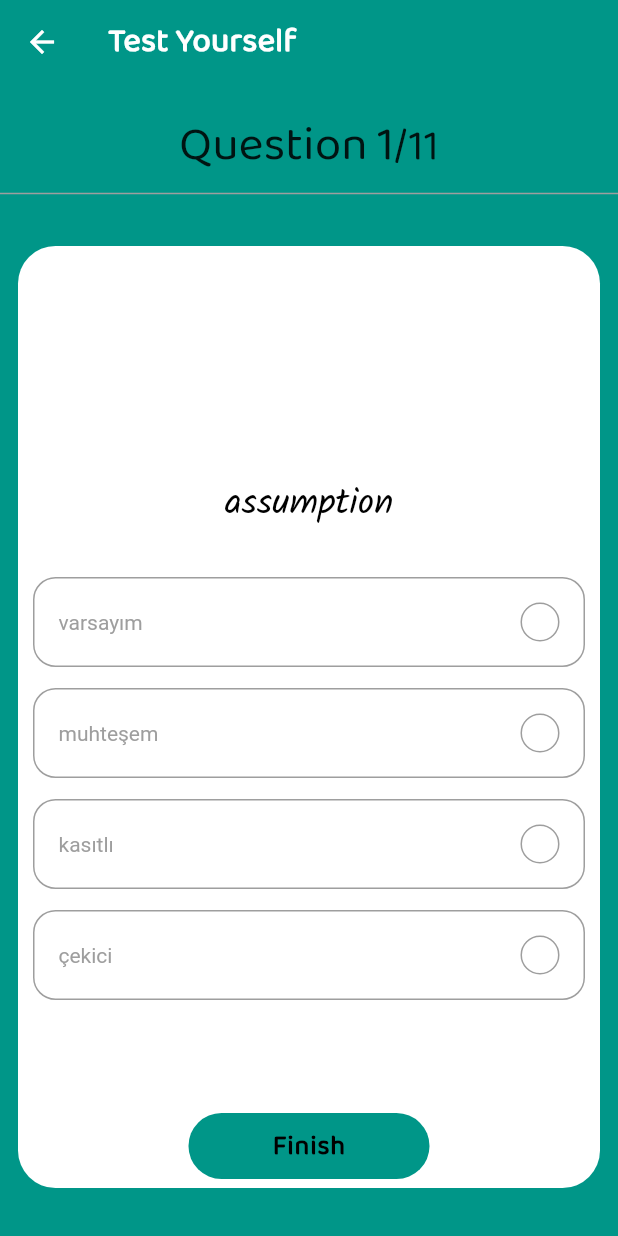
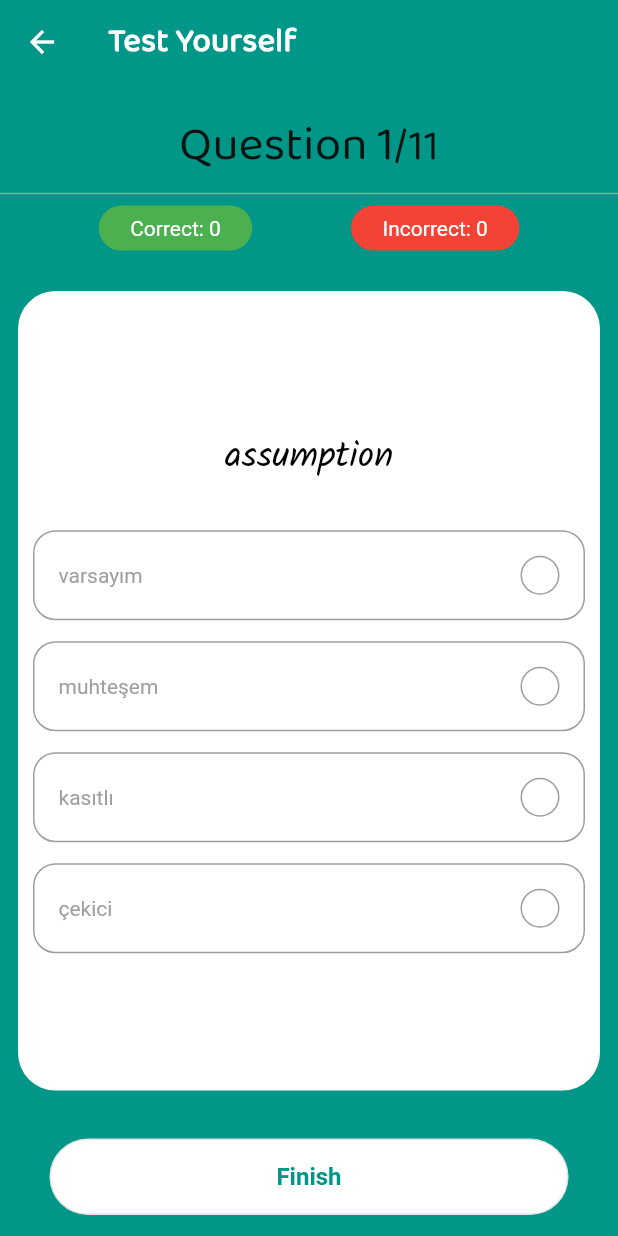
Before and after one commit to furkan-A/Word_Cards, a Flutter app: the screen it shows after launch, after a tap on "Test Yourself", on a phone screen of 412 x 824 dp. Run offline on Flutter 3.47's test engine with Material 2 defaults, Android fonts, the phone set to English and light mode, and no system bars; our stand-ins replace flip_card, get, share.

Commit message:
quiz screen correct answer numbers added

```diff
--- a/lib/screens/add_word/add_word.dart
+++ b/lib/screens/add_word/add_word.dart
@@ -29,7 +29,7 @@ class AddWord extends StatelessWidget {
                 children: [
                   const SizedBox(height: 48),
                   Text(
-                    'Write a word down below \nyou wanna learn',
+                    'Write a word down below \nyou want to learn',
                     style: wordStyle2,
                     textAlign: TextAlign.center,
                   ),
--- a/lib/screens/quiz/question_card.dart
+++ b/lib/screens/quiz/question_card.dart
@@ -2,25 +2,34 @@ import 'dart:math';
 import 'package:get/get.dart';
 import 'package:flutter/material.dart';
 import 'package:words/screens/quiz/question_controller.dart';
-import 'package:words/screens/quiz/score_screen.dart';
+// import 'package:words/screens/quiz/score_screen.dart';
 import 'package:words/models/vocabulary.dart';
 
 import '../../constants.dart';
 import 'option.dart';
 
 // ignore: must_be_immutable
-class QuestionCard extends StatelessWidget {
+class QuestionCard extends StatefulWidget {
   QuestionCard({
     Key? key,
     required this.vocab,
   }) : super(key: key);
 
   final Vocabulary vocab;
+
+  @override
+  State<QuestionCard> createState() => _QuestionCardState();
+}
+
+class _QuestionCardState extends State<QuestionCard> {
   List<Option> options = [];
+
   List<Option> randomOptions = [];
+
   Random rnd = Random();
 
   QuestionController _controller = Get.put(QuestionController());
+
   @override
   Widget build(BuildContext context) {
     return Center(
@@ -35,9 +44,9 @@ class QuestionCard extends StatelessWidget {
         child: Column(
           mainAxisAlignment: MainAxisAlignment.center,
           children: [
-            const Spacer(flex: 2),
+            // const Spacer(flex: 1),
             Text(
-              vocab.getKey(),
+              widget.vocab.getKey(),
               style: wordStyle,
             ),
             const SizedBox(
@@ -47,17 +56,7 @@ class QuestionCard extends StatelessWidget {
             getOption(1),
             getOption(2),
             getOption(3),
-            const Spacer(flex: 1),
-            InkWell(
-              onTap: () {
-                Route route = MaterialPageRoute(builder: (context) {
-                  return ScoreScreen(score: _controller.numOfCorrectAns);
-                });
-                Navigator.push(context, route);
-              },
-              child: createButton("Finish"),
-            ),
-            const SizedBox(height: 4)
+            // const Spacer(flex: 1),
           ],
         ),
       ),
@@ -67,18 +66,22 @@ class QuestionCard extends StatelessWidget {
   void createOptions() {
     options.clear();
     Option opTrue = Option(
-      text: vocab.getMean(),
+      text: widget.vocab.getMean(),
       isTrue: true,
       press: () {
-        _controller.checkAnswer(true, vocab.size());
+        setState(() {
+          _controller.checkAnswer(true, widget.vocab.size());
+        });
       },
     );
     options.add(opTrue);
     for (int i = 0; i < 3; i++) {
       Option opFalse = Option(
-        text: vocab.getRandomMean(),
+        text: widget.vocab.getRandomMean(),
         press: () {
-          _controller.checkAnswer(false, vocab.size());
+          setState(() {
+            _controller.checkAnswer(false, widget.vocab.size());
+          });
         },
         isTrue: false,
       );
--- a/lib/screens/quiz/question_controller.dart
+++ b/lib/screens/quiz/question_controller.dart
@@ -27,9 +27,11 @@ class QuestionController extends GetxController
 
   int _numOfCorrectAns = 0;
   int get numOfCorrectAns => _numOfCorrectAns;
+  int _numOfIncorrectAns = 0;
+  int get numOfIncorrectAns => _numOfIncorrectAns;
 
-  RxInt _questionNumber = 1.obs;
-  RxInt get questionNumber => this._questionNumber;
+  final RxInt _questionNumber = 1.obs;
+  RxInt get questionNumber => _questionNumber;
 
   @override
   void onInit() {
@@ -51,6 +53,8 @@ class QuestionController extends GetxController
     _questionIndex++;
     if (isCorrect) {
       _numOfCorrectAns++;
+    } else {
+      _numOfIncorrectAns++;
     }
     update();
     // user select an answer after 3s it will go to next question
--- a/lib/screens/quiz/quiz_screen.dart
+++ b/lib/screens/quiz/quiz_screen.dart
@@ -3,18 +3,25 @@ import 'package:get/get.dart';
 import 'package:words/screens/quiz/question_card.dart';
 import 'package:words/screens/quiz/question_controller.dart';
 import 'package:words/models/vocabulary.dart';
+import 'package:words/screens/quiz/score_screen.dart';
 import '../../constants.dart';
 
 // ignore: must_be_immutable
-class Quiz extends StatelessWidget {
+class Quiz extends StatefulWidget {
   Vocabulary vocabulary;
   Quiz({Key? key, required this.vocabulary}) : super(key: key);
 
+  @override
+  State<Quiz> createState() => _QuizState();
+}
+
+class _QuizState extends State<Quiz> {
   final String _title = 'Test Yourself';
 
   @override
   Widget build(BuildContext context) {
     QuestionController _questionController = Get.put(QuestionController());
+
     return Scaffold(
       backgroundColor: Colors.teal,
       appBar: myAppBar(_title),
@@ -34,7 +41,7 @@ class Quiz extends StatelessWidget {
                   ),
                   children: [
                     TextSpan(
-                      text: "/${vocabulary.size()}",
+                      text: "/${widget.vocabulary.size()}",
                       style: const TextStyle(
                         fontSize: 28,
                         fontFamily: 'Baloo',
@@ -48,6 +55,36 @@ class Quiz extends StatelessWidget {
               thickness: 1,
               color: Colors.grey,
             ),
+            // doğru yanlış sayıları
+            Row(
+              mainAxisAlignment: MainAxisAlignment.spaceEvenly,
+              children: [
+                Container(
+                  padding:
+                      const EdgeInsets.symmetric(horizontal: 20, vertical: 6),
+                  decoration: BoxDecoration(
+                      color: kGreenColor,
+                      borderRadius: BorderRadius.circular(20),
+                      border: Border.all(color: kGreenColor)),
+                  child: Text(
+                    'Correct: ${_questionController.numOfCorrectAns}',
+                    style: TextStyle(color: Colors.white),
+                  ),
+                ),
+                Container(
+                  padding:
+                      const EdgeInsets.symmetric(horizontal: 20, vertical: 6),
+                  decoration: BoxDecoration(
+                      color: kRedColor,
+                      borderRadius: BorderRadius.circular(20),
+                      border: Border.all(color: kRedColor)),
+                  child: Text(
+                    'Incorrect: ${_questionController.numOfIncorrectAns}',
+                    style: TextStyle(color: Colors.white),
+                  ),
+                ),
+              ],
+            ),
             const SizedBox(
               height: 15,
             ),
@@ -56,12 +93,43 @@ class Quiz extends StatelessWidget {
                   physics: const NeverScrollableScrollPhysics(),
                   controller: _questionController.pageController,
                   // onPageChanged: _questionController.updateTheQnNum,
-                  itemCount: vocabulary.size(),
+                  itemCount: widget.vocabulary.size(),
                   itemBuilder: (context, index) {
-                    vocabulary.nextIndex();
-                    return QuestionCard(vocab: vocabulary);
+                    widget.vocabulary.nextIndex();
+                    return QuestionCard(vocab: widget.vocabulary);
                   }),
             ),
+            FractionallySizedBox(
+              widthFactor: 0.84,
+              child: OutlinedButton(
+                onPressed: () {
+                  Route route = MaterialPageRoute(builder: (context) {
+                    return ScoreScreen(
+                        score: _questionController.numOfCorrectAns);
+                  });
+                  Navigator.push(context, route);
+                },
+                // child: const Text("Finish"),
+
+                style: ButtonStyle(
+                  backgroundColor: MaterialStateProperty.all(Colors.white),
+                  shape: MaterialStateProperty.all(RoundedRectangleBorder(
+                      borderRadius: BorderRadius.circular(30.0))),
+                ),
+
+                child: const Padding(
+                  padding: EdgeInsets.all(16.0),
+                  child: Text(
+                    'Finish',
+                    style: TextStyle(
+                        color: kButtonColor,
+                        fontSize: 16,
+                        fontWeight: FontWeight.bold),
+                  ),
+                ),
+              ),
+            ),
+            const SizedBox(height: 14)
           ],
         ),
       ),
--- a/lib/theme.dart
+++ b/lib/theme.dart
@@ -6,6 +6,7 @@ ThemeData theme() {
     // scaffoldBackgroundColor: Colors.white12,
     fontFamily: 'Baloo',
     appBarTheme: appBarTheme(),
+
     textTheme: textTheme(),
     visualDensity: VisualDensity.adaptivePlatformDensity,
   );
```
